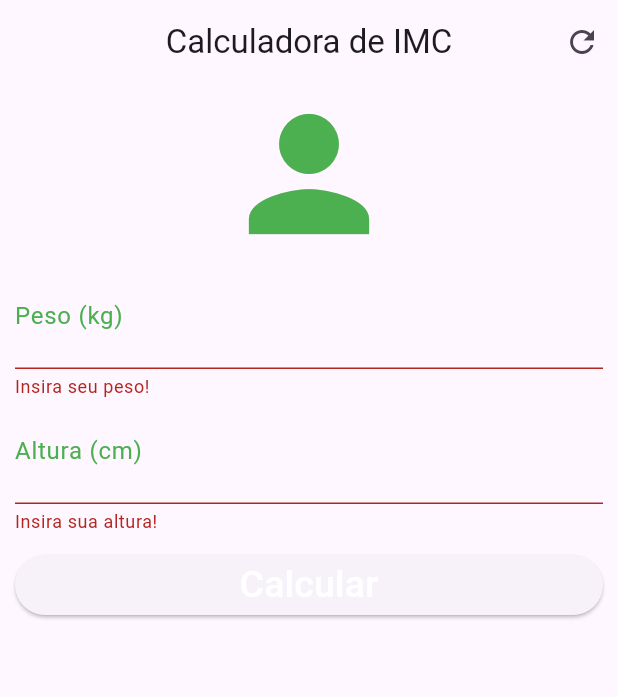
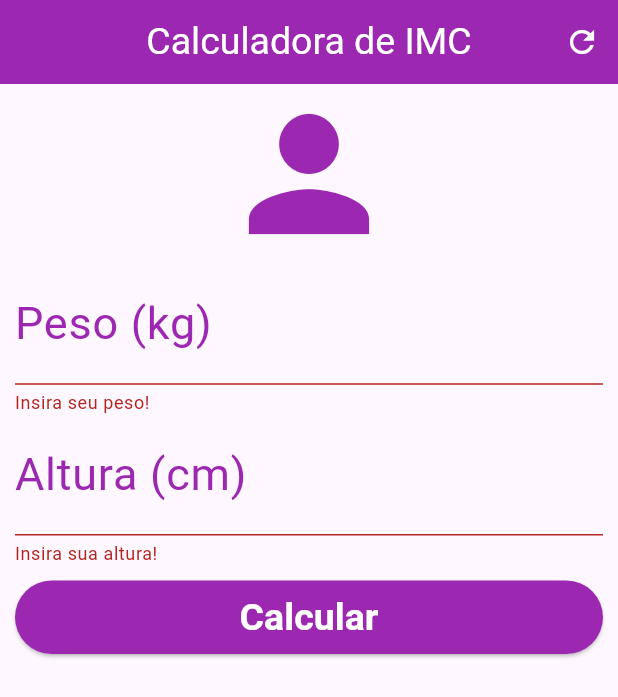
Before and after one commit to itamir/f_imc_ex, a Flutter app: the screen it shows after launch, after a tap on "Calcular", on a phone screen of 412 x 824 dp. Shown: the top 697 px of the screen. Run offline on Flutter 3.47's test engine with Material 3 defaults, Android fonts, the phone set to English and light mode, and no system bars.

Commit message:
color changes

```diff
--- a/lib/main.dart
+++ b/lib/main.dart
@@ -3,9 +3,7 @@ import 'package:flutter/material.dart';
 void main() {
   runApp(MaterialApp(
     title: "Calculadora IMC",
-    theme: ThemeData(
-      primarySwatch: Colors.green,
-    ),
+    theme: ThemeData(primarySwatch: Colors.green, primaryColor: Colors.red),
     home: Home(),
   ));
 }
@@ -20,6 +18,7 @@ class _HomeState extends State<Home> {
   TextEditingController alturaController = TextEditingController();
   GlobalKey<FormState> _formKey = GlobalKey<FormState>();
   String _textInfo = "";
+
   void _resetCampos() {
     _formKey.currentState!.reset();
     pesoController.clear();
@@ -54,11 +53,16 @@ class _HomeState extends State<Home> {
   Widget build(BuildContext context) {
     return Scaffold(
       appBar: AppBar(
-        title: Text("Calculadora de IMC"),
+        title: Text("Calculadora de IMC",
+            style: TextStyle(color: Colors.white, fontSize: 25)),
         centerTitle: true,
+        backgroundColor: Colors.purple,
         actions: <Widget>[
           IconButton(
-            icon: Icon(Icons.refresh),
+            icon: Icon(
+              Icons.refresh,
+              color: Colors.white,
+            ),
             onPressed: _resetCampos,
           )
         ], //<Widget>[]
@@ -71,14 +75,15 @@ class _HomeState extends State<Home> {
           child: Column(
             crossAxisAlignment: CrossAxisAlignment.stretch,
             children: <Widget>[
-              Icon(Icons.person, size: 120, color: Colors.green),
+              Icon(Icons.person, size: 120, color: Colors.purple),
               TextFormField(
                 keyboardType: TextInputType.number,
                 decoration: InputDecoration(
                     labelText: "Peso (kg)",
-                    labelStyle: TextStyle(color: Colors.green)),
+                    labelStyle: TextStyle(fontSize: 30, color: Colors.purple)),
                 textAlign: TextAlign.center,
-                style: TextStyle(color: Colors.green, fontSize: 25.0),
+                style: TextStyle(
+                    color: Color.fromARGB(255, 152, 76, 175), fontSize: 25.0),
                 controller: pesoController,
                 validator: (value) {
                   if (value!.isEmpty)
@@ -91,9 +96,9 @@ class _HomeState extends State<Home> {
                 keyboardType: TextInputType.number,
                 decoration: InputDecoration(
                     labelText: "Altura (cm)",
-                    labelStyle: TextStyle(color: Colors.green)),
+                    labelStyle: TextStyle(color: Colors.purple, fontSize: 30)),
                 textAlign: TextAlign.center,
-                style: TextStyle(color: Colors.green, fontSize: 25.0),
+                style: TextStyle(color: Colors.purple, fontSize: 25.0),
                 controller: alturaController,
                 validator: (value) {
                   if (value!.isEmpty)
@@ -104,23 +109,25 @@ class _HomeState extends State<Home> {
               ),
               Padding(
                   padding: EdgeInsets.only(top: 10.0, bottom: 10.0),
-                child: ButtonTheme(
-                    height: 50.0,
-                    highlightColor: Colors.amber,
                   child: ElevatedButton(
                     onPressed: () {
                       if (_formKey.currentState!.validate()) _calcular();
                     },
+                    style: ElevatedButton.styleFrom(
+                        backgroundColor: Colors.purple,
+                        padding:
+                            EdgeInsets.symmetric(horizontal: 20, vertical: 10),
+                        textStyle: TextStyle(
+                            fontSize: 30, fontWeight: FontWeight.bold)),
                     child: Text(
                       "Calcular",
                       style: TextStyle(color: Colors.white, fontSize: 25.0),
                     ),
                   )),
-              ),
               Text(
                 _textInfo,
                 textAlign: TextAlign.center,
-                style: TextStyle(color: Colors.green, fontSize: 25.0),
+                style: TextStyle(color: Colors.purple, fontSize: 25.0),
               )
             ], //<widget>[]
           ),
```
Also changed, not shown: pubspec.lock. Lines whose indentation alone changed are shown as unchanged.
